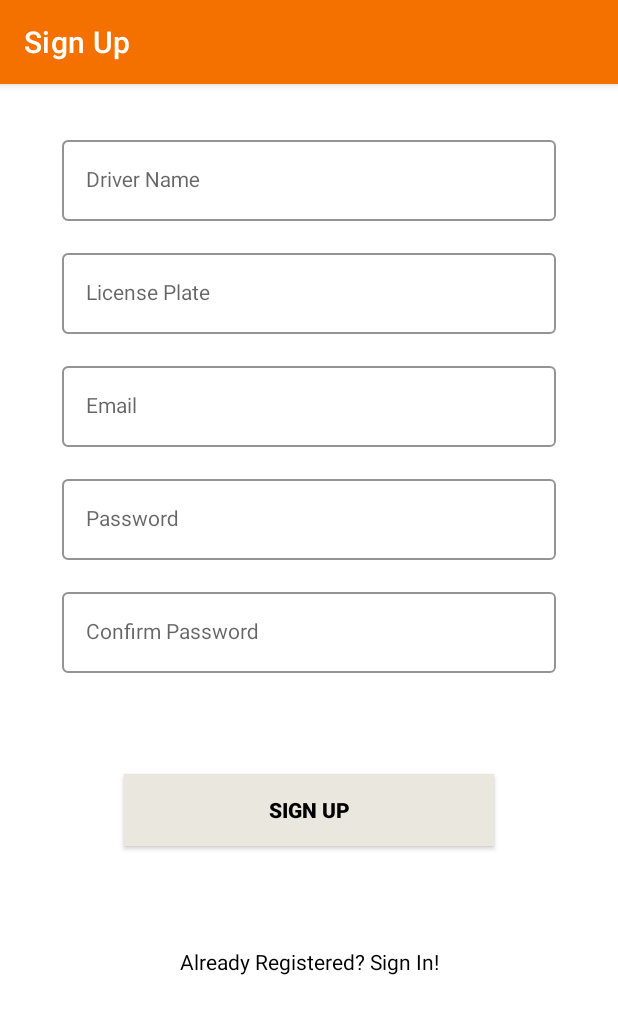
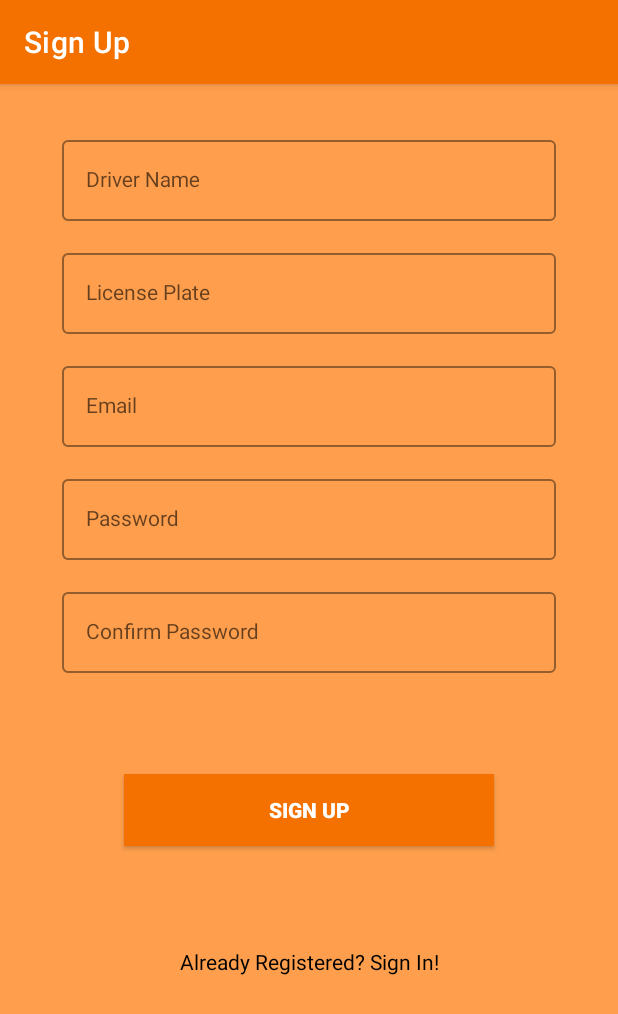
Before and after one commit to selcannarin/SchoolBusTracker-Driver, an Android app: the SignUpFragment screen opened through its navigation route, on a phone screen of 412 x 824 dp. Shown: the top 1014 px of the screen. Run offline under Robolectric (Android 15) with nearby library versions, the phone set to English and light mode, and no system bars; our stand-ins replace Dagger/Hilt's generated code, Firebase (no records; nobody signed in at launch, a user with empty details on screens opened directly).

Commit message:
update ui

```diff
--- a/app/src/main/res/layout/fragment_sign_up.xml
+++ b/app/src/main/res/layout/fragment_sign_up.xml
@@ -2,7 +2,8 @@
 <androidx.constraintlayout.widget.ConstraintLayout xmlns:android="http://schemas.android.com/apk/res/android"
     xmlns:app="http://schemas.android.com/apk/res-auto"
     android:layout_width="match_parent"
-    android:layout_height="match_parent">
+    android:layout_height="match_parent"
+    android:background="@color/light_orange">
 
     <com.google.android.material.textfield.TextInputLayout
         android:id="@+id/driverNameLayout"
@@ -11,8 +12,8 @@
         android:layout_height="wrap_content"
         android:layout_marginHorizontal="24dp"
         android:layout_marginTop="32dp"
-        app:boxStrokeColor="#FF9100"
-        app:hintTextColor="#FF9100"
+        app:boxStrokeColor="#1E1E1E"
+        app:hintTextColor="#1E1E1E"
         app:layout_constraintEnd_toEndOf="parent"
         app:layout_constraintHorizontal_bias="0.5"
         app:layout_constraintStart_toStartOf="parent"
@@ -35,8 +36,8 @@
         android:layout_height="wrap_content"
         android:layout_marginHorizontal="24dp"
         android:layout_marginTop="16dp"
-        app:boxStrokeColor="#FF9100"
-        app:hintTextColor="#FF9100"
+        app:boxStrokeColor="#1E1E1E"
+        app:hintTextColor="#1E1E1E"
         app:layout_constraintEnd_toEndOf="parent"
         app:layout_constraintHorizontal_bias="0.5"
         app:layout_constraintStart_toStartOf="parent"
@@ -59,8 +60,8 @@
         android:layout_height="wrap_content"
         android:layout_marginHorizontal="24dp"
         android:layout_marginTop="16dp"
-        app:boxStrokeColor="#FF9100"
-        app:hintTextColor="#FF9100"
+        app:boxStrokeColor="#1E1E1E"
+        app:hintTextColor="#1E1E1E"
         app:layout_constraintEnd_toEndOf="parent"
         app:layout_constraintHorizontal_bias="0.5"
         app:layout_constraintStart_toStartOf="parent"
@@ -84,8 +85,8 @@
         android:layout_height="wrap_content"
         android:layout_marginHorizontal="24dp"
         android:layout_marginTop="16dp"
-        app:boxStrokeColor="#FF9100"
-        app:hintTextColor="#FF9100"
+        app:boxStrokeColor="#1E1E1E"
+        app:hintTextColor="#1E1E1E"
         app:layout_constraintEnd_toEndOf="parent"
         app:layout_constraintHorizontal_bias="0.5"
         app:layout_constraintStart_toStartOf="parent"
@@ -109,8 +110,8 @@
         android:layout_height="wrap_content"
         android:layout_marginHorizontal="24dp"
         android:layout_marginTop="16dp"
-        app:boxStrokeColor="#FF9100"
-        app:hintTextColor="#FF9100"
+        app:boxStrokeColor="#1E1E1E"
+        app:hintTextColor="#1E1E1E"
         app:layout_constraintEnd_toEndOf="parent"
         app:layout_constraintHorizontal_bias="0.5"
         app:layout_constraintStart_toStartOf="parent"
@@ -133,9 +134,9 @@
         android:layout_height="wrap_content"
         android:layout_marginHorizontal="24dp"
         android:layout_marginTop="24dp"
-        android:background="#EAE8DE"
-        android:text="Sign Up"
-        android:textColor="@color/black"
+        android:background="@color/orange"
+        android:text="SIGN UP"
+        android:textColor="@color/white"
         android:textStyle="bold"
         app:layout_constraintEnd_toEndOf="parent"
         app:layout_constraintStart_toStartOf="parent"
--- a/app/src/main/res/values/themes.xml
+++ b/app/src/main/res/values/themes.xml
@@ -24,8 +24,8 @@
     <style name="LoginTextInputInnerFieldStyle" parent="Widget.MaterialComponents.TextInputLayout.OutlinedBox">
         <item name="android:layout_width">match_parent</item>
         <item name="android:layout_height">wrap_content</item>
-        <item name="android:textColor">@color/black</item>
-        <item name="android:textColorHint">@color/black</item>
+        <item name="android:textColor">#1E1E1E</item>
+        <item name="android:textColorHint">#1E1E1E</item>
         <item name="android:maxLines">1</item>
         <item name="android:textSize">14sp</item>
         <item name="android:singleLine">true</item>
```
Also changed, not shown: app/src/main/res/layout/fragment_reset_password.xml (+6 -5 lines), app/src/main/res/layout/fragment_sign_in.xml (+8 -7 lines).
